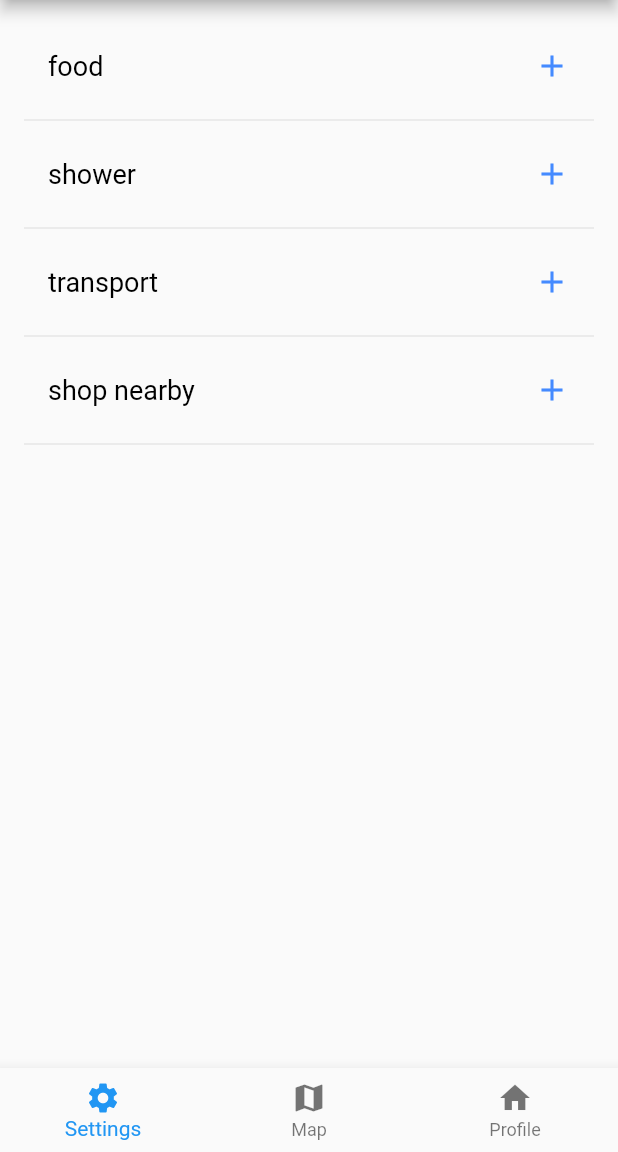
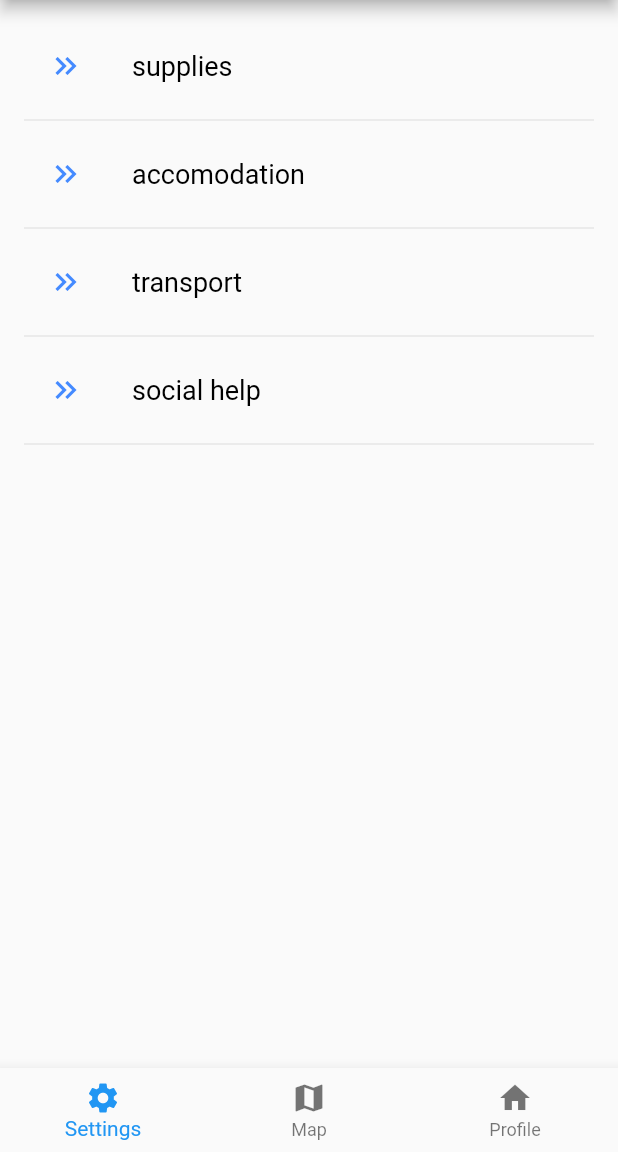
Before and after one commit to Kabanosk/Collabothon2022, a Flutter app: the screen it shows after launch, on a phone screen of 412 x 824 dp, the part 84-1236 px from its top. Run offline on Flutter 3.47's test engine with Material 2 defaults, Android fonts, the phone set to English and light mode, and no system bars.

Commit message:
Adding more functionality to the main menu

```diff
--- a/lib/main_view_un.dart
+++ b/lib/main_view_un.dart
@@ -24,23 +24,22 @@ class MainView extends StatefulWidget {
 
 class _MainViewState extends State<MainView> {
   List<String> _selectedItems = [];
+  bool _categoryView = true;
 
-  void _showMultiSelect() async {
+  void _showMultiSelect(int index) async {
     // a list of selectable items
     // these items can be hard-coded or dynamically fetched from a database/API
-    final List<String> _items = [
-      'Flutter',
-      'Node.js',
-      'React Native',
-      'Java',
-      'Docker',
-      'MySQL'
+    final List<List<String>> _items = [
+      ['Medicine', 'Food', 'Fuel', 'Water', 'Clothing', 'Beer'],
+      ['Hostel', 'Hotel', 'Apartment', 'Flat'],
+      ['Bus station', 'Train station', 'Airport'],
+      ['Charities', 'Church', 'UA embassy', 'City council']
     ];
 
     final List<String>? results = await showDialog(
       context: context,
       builder: (BuildContext context) {
-        return MultiSelect(items: _items);
+        return MultiSelect(items: _items[index]);
       },
     );
 
@@ -49,27 +48,44 @@ class _MainViewState extends State<MainView> {
       setState(() {
         _selectedItems = results;
         selectedItems = results;
+        _categoryView = false;
       });
     }
     print(results);
   }
 
+  void goBack() async {
+    setState(() {
+      _categoryView = true;
+    });
+  }
+
   @override
   Widget build(BuildContext context) {
     List<String> categories = <String>[
-      'food',
-      'shower',
+      'supplies',
+      'accomodation',
       'transport',
-      'shop nearby'
+      'social help'
     ];
     return Scaffold(
-      appBar: AppBar(title: const Text('ukrainian tinder'), actions: [
+        appBar: AppBar(
+          title: const Text('ukrainian tinder'),
+          actions: [
             const IconButton(
               onPressed: null,
               icon: Icon(Icons.list),
               tooltip: 'View Favourites',
+            ),
+          ],
+          leading: !_categoryView
+              ? IconButton(
+                  onPressed: goBack,
+                  icon: Icon(Icons.arrow_back),
+                  tooltip: 'Go back',
                 )
-      ]),
+              : null,
+        ),
         bottomNavigationBar: BottomNavigationBar(
           items: [
             const BottomNavigationBarItem(
@@ -86,7 +102,8 @@ class _MainViewState extends State<MainView> {
             ),
           ],
         ),
-      body: ListView.builder(
+        body: _categoryView
+            ? ListView.builder(
                 itemCount: categories.length * 2,
                 padding: const EdgeInsets.all(16.0),
                 itemBuilder: (context, i) {
@@ -97,17 +114,39 @@ class _MainViewState extends State<MainView> {
                   return ListTile(
                       title: Text(
                         categories[index],
-                style: const TextStyle(fontSize: 18, color: Color(0xFF000000)),
+                        style: const TextStyle(
+                            fontSize: 18, color: Color(0xFF000000)),
+                      ),
+                      leading: const Icon(
+                        Icons.keyboard_double_arrow_right_sharp,
+                        color: Colors.blueAccent,
+                        semanticLabel: 'Filter categories',
+                      ),
+                      onTap: () => _showMultiSelect(index));
+                },
+              )
+            : ListView.builder(
+                itemCount: _selectedItems.length * 2,
+                padding: const EdgeInsets.all(16.0),
+                itemBuilder: (context, i) {
+                  if (i.isOdd) return const Divider();
+
+                  final index = i ~/ 2;
+
+                  return ListTile(
+                      title: Text(
+                        _selectedItems[index],
+                        style: const TextStyle(
+                            fontSize: 18, color: Color(0xFF000000)),
                       ),
                       trailing: const Icon(
                         Icons.add,
                         color: Colors.blueAccent,
                         semanticLabel: 'More',
                       ),
-              onTap: _showMultiSelect);
-        },
-      ),
-    );
+                      onTap:
+                          null); // TO DO: clicking this should bring info about the location
+                }));
   }
 }
 
```
Lines whose indentation alone changed are shown as unchanged.
